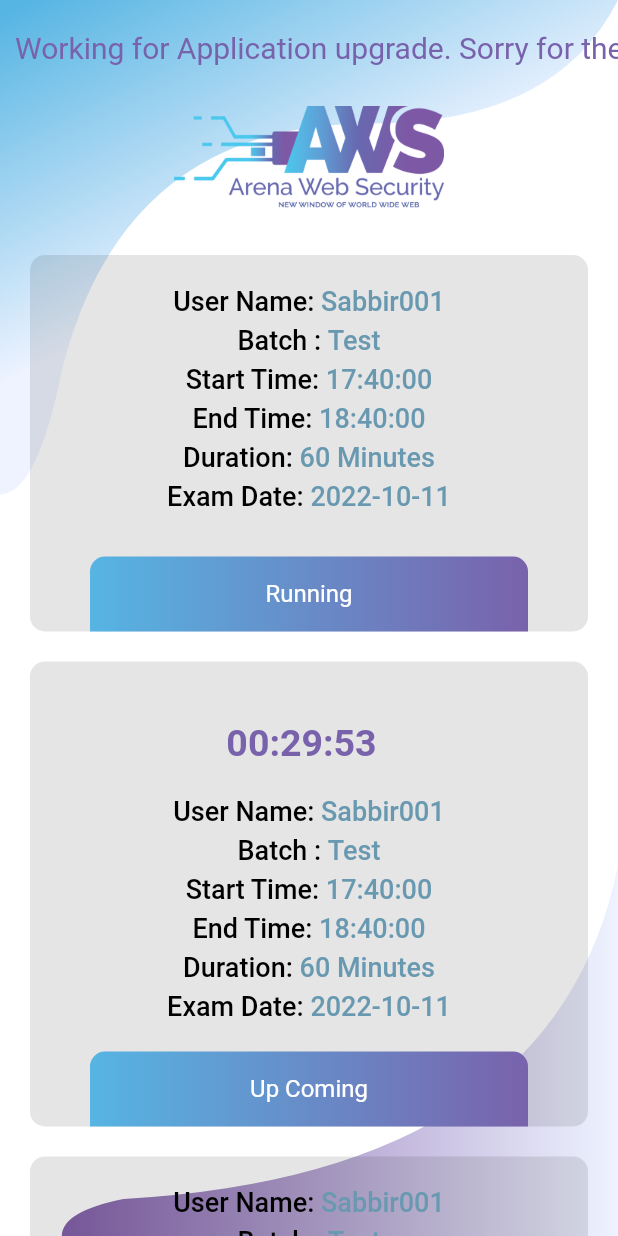
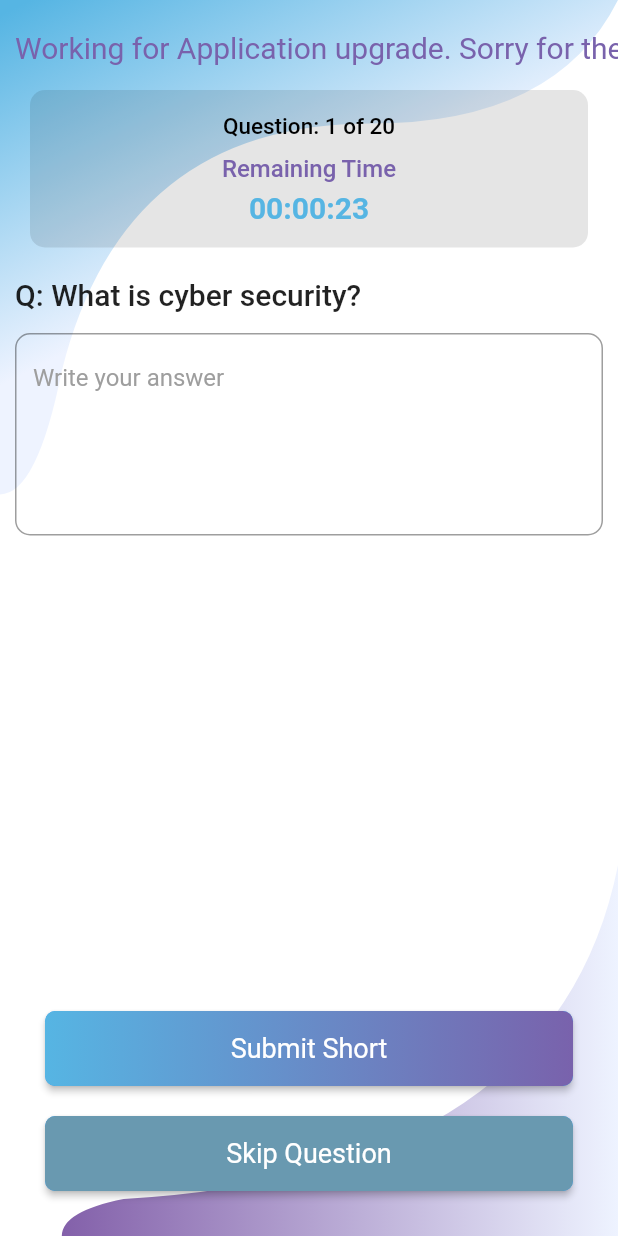
Before and after one commit to MdJeweleIslam/hw_pannel, a Flutter app: the screen it shows after launch, on a phone screen of 412 x 824 dp. Run offline on Flutter 3.47's test engine with Material 2 defaults, Android fonts, the light colour scheme and no system bars; drawn by our look-alikes of marquee; our stand-ins replace fluttertoast; Roboto replaces fonts that are missing (PT-Sans); statements that could not run were skipped.

Commit message:
exam_start_page.dart, NoDataFound.dart page designed

```diff
--- a/lib/exam_page.dart
+++ b/lib/exam_page.dart
@@ -34,8 +34,6 @@ class _ExamPageScreenState extends State<ExamPageScreen> {
   String _upcomingExamText="Up Coming";
 
   int otp_coundown_second=0;
-
-
 
 
   //
@@ -84,7 +82,6 @@ class _ExamPageScreenState extends State<ExamPageScreen> {
       },
     );
   }
-
 
   String _printDuration(Duration duration) {
     String twoDigits(int n) => n.toString().padLeft(2,"0");
--- /dev/null
+++ b/lib/exam_start_page.dart
@@ -0,0 +1,517 @@
+import 'dart:async';
+import 'dart:convert';
+import 'dart:io';
+
+import 'package:flutter/material.dart';
+import 'package:fluttertoast/fluttertoast.dart';
+import 'package:http/http.dart';
+import 'package:marquee/marquee.dart';
+
+import '../gradiant_icon.dart';
+import 'Colors.dart';
+import 'NoDataFound.dart';
+import 'background/background.dart';
+
+class ExamStartPageScreen extends StatefulWidget {
+  const ExamStartPageScreen({Key? key}) : super(key: key);
+
+  @override
+  State<ExamStartPageScreen> createState() => _ExamPageScreenState();
+}
+
+class _ExamPageScreenState extends State<ExamStartPageScreen> {
+
+
+  bool _isCountingStatus=false;
+  String _time="4:00";
+  late Timer _timer;
+  int _start = 4 * 60;
+
+  late String userId;
+
+  String _startTxt = "00:00:00";
+
+  String _upcomingExamText="Up Coming";
+
+  int otp_coundown_second=0;
+
+  int selectedValue = -1;
+
+  TextEditingController? _shortQuestionNameController = TextEditingController();
+  String questionType = "2";
+
+  diffSecond1(){
+    DateTime dt1 = DateTime.parse("2021-12-23 11:50:30");
+    DateTime dt2 = DateTime.parse("2021-12-23 11:50:00");
+    Duration diff = dt1.difference(dt2);
+
+    // otp_coundown_second=40;
+    if(diff.inSeconds>0 ){
+      otp_coundown_second=diff.inSeconds;
+    }
+
+  }
+
+  var abcd=["(a)","(b)","(c)","(d)","(e)","(f)","(g)","(h)"];
+
+
+  @override
+  @mustCallSuper
+  void initState() {
+    super.initState();
+
+    // DateTime dt2 = DateTime.parse("2021-12-23 9:47:00");
+    diffSecond1();
+    _isCountingStatus=false;
+    startTimer(otp_coundown_second);
+
+    //controller = CountdownTimerController(endTime: endTime, onEnd: onEnd);
+  }
+
+
+  @override
+  Widget build(BuildContext context) {
+    return SafeArea(
+      child: Scaffold(
+          backgroundColor: Colors.backGroundColor,
+          // backgroundColor: Colors.backGroundColor,
+          body: SizedBox(
+              width: double.infinity,
+              height: double.infinity,
+              child: Stack(
+                children: [
+                  Background(),
+                  Column(
+                    children: [
+                      Container(margin: EdgeInsets.fromLTRB(00, 20, 00, 10),
+                        height: 30,
+                        child:  Column(
+                          children: [
+                            Expanded(
+                                child: Marquee(
+                                  text: 'Working for Application upgrade. Sorry for the inconvenience!',
+                                  style: TextStyle(fontWeight: FontWeight.w400, fontSize:20,color: awsEndColor),
+                                  scrollAxis: Axis.horizontal, //scroll direction
+                                  crossAxisAlignment: CrossAxisAlignment.start,
+                                  blankSpace: MediaQuery.of(context).size.width,
+                                  velocity: 70.0, //speed
+                                  pauseAfterRound: Duration(seconds: 1),
+                                  startPadding: 10.0,
+                                  accelerationDuration: Duration(seconds: 1),
+                                  accelerationCurve: Curves.linear,
+                                  decelerationDuration: Duration(milliseconds: 1000),
+                                  decelerationCurve: Curves.easeOut,
+                                )
+                            )
+                          ],
+                        ),),
+
+
+                      Container(
+                        alignment: Alignment.center,
+                        decoration: BoxDecoration(
+                          borderRadius: BorderRadius.only(
+                              topRight: Radius.circular(10.0),
+                              bottomRight: Radius.circular(10.0),
+                              topLeft: Radius.circular(10.0),
+                              bottomLeft: Radius.circular(10.0)),
+                          color: Colors.black.withOpacity(.1),
+                        ),
+                        padding: EdgeInsets.only(left: 40,right: 40,top: 15,bottom: 15),
+                        margin: EdgeInsets.only(left: 20,right: 20,top: 00,bottom: 00),
+                        child: Column(
+
+                          children: [
+                            Row(
+                              mainAxisAlignment: MainAxisAlignment.center,
+                              children: [
+                                Text(
+                                    ("Question: "),
+                                    style: TextStyle(
+                                        color: Colors.black,
+                                        fontSize: 15,
+                                        fontWeight: FontWeight.w500)),
+                                Text(
+                                    ("1"),
+                                    style: TextStyle(
+                                        color: Colors.black,
+                                        fontSize: 15,
+                                        fontWeight: FontWeight.w500)),
+                                Text(
+                                    (" of " +"20"),
+                                    style: TextStyle(
+                                        color: Colors.black,
+                                        fontSize: 15,
+                                        fontWeight: FontWeight.w500)),
+                              ],
+                            ),
+                            SizedBox(height: 10,),
+                            Text(
+                              "Remaining Time",
+                              textAlign: TextAlign.center,
+                              style: const TextStyle(
+                                  color: awsEndColor,
+                                  fontSize: 16,
+                                  fontWeight: FontWeight.w500),
+                            ),
+                            SizedBox(height: 5,),
+                            Text(
+                              _startTxt,
+                              textAlign: TextAlign.center,
+                              style: const TextStyle(
+                                  color: awsStartColor,
+                                  fontSize: 20,
+                                  fontWeight: FontWeight.bold),
+                            ),
+                          ],
+                        ),
+                      ),
+
+
+
+                      if(questionType=="1")...{
+                        Expanded(child: Column(
+                          children: <Widget>[
+                            Expanded(child:  Column(
+                              children: [
+
+                                Padding(
+                                  padding: EdgeInsets.only(left: 10,right: 10,top: 10,bottom: 00),
+                                  child: Flex(direction: Axis.horizontal,
+                                    children: [
+                                      Text(("Q: "+"question_name"),
+                                          style: TextStyle(
+                                              color: Colors.black87,
+                                              fontSize: 20,
+                                              fontWeight: FontWeight.w500)),
+                                    ],
+                                  ),
+
+                                ),
+                                Expanded(child: Container(
+                                  color: Colors.transparent,
+                                  child: Theme(
+                                    data: Theme.of(context).copyWith(
+                                      unselectedWidgetColor: awsEndColor,
+                                    ),
+                                    child: ListView.builder(
+                                      // itemCount: optionList == null ? 0 : optionList.length,
+                                      itemCount: 6,
+                                      shrinkWrap: false,
+                                      physics: const NeverScrollableScrollPhysics(),
+                                      itemBuilder: (context, index) {
+                                        return
+
+                                          RadioListTile<int>(
+                                              value: index,
+                                              activeColor: Colors.appRed,
+                                              title: Text(
+                                                abcd[index].toString()+
+                                                ". mcq_option_answer",
+                                                // optionList[index]["mcq_option_answer"].toString(),
+                                                style: TextStyle(fontSize: 16),
+                                              ),
+                                              groupValue: selectedValue,
+                                              onChanged: (value) => setState(() {
+                                                selectedValue = index;
+                                                // selected_question_mcq_options_id=optionList[index]["question_mcq_options_id"];
+                                              })
+                                          );
+                                      },
+                                    ),
+                                  ),
+                                )),
+
+
+
+
+
+
+                              ],
+                            ),)
+                          ],
+                        ),),
+
+                        Container(
+                          margin: EdgeInsets.only(left: 20,right: 20),
+                          child: _buildNextButton_mcq_question("1"),
+                        ),
+                        Container(
+                          margin: EdgeInsets.only(left: 20,right: 20,top: 20,bottom: 20),
+                          child: _buildSkipButton("1"),
+                        ),
+
+
+
+                      }
+                      else if(questionType=="2")...{
+                        Padding(
+                          padding: EdgeInsets.only(left: 10,right: 10,top: 20,bottom: 00),
+                          child: Flex(direction: Axis.horizontal,
+                            children: [
+                              Text(("Q: "+"What is cyber security?"),
+                                  style: TextStyle(
+                                      color: Colors.black87,
+                                      fontSize: 20,
+                                      fontWeight: FontWeight.w500)),
+                            ],
+                          ),
+
+                        ),
+                        Expanded(
+                          child: Padding(
+                            padding: EdgeInsets.only(left: 10,right: 10,top: 14,bottom: 10),
+                            child:Flex(
+                              direction: Axis.vertical,
+                              children: [
+
+                                Expanded(child: _buildShortQuestionAnswerTextField()),
+
+
+                                Container(
+                                  margin: EdgeInsets.only(left: 20,right: 20,top: 10),
+                                  child: _buildNextButton_short_question("1"),
+                                ),
+                                Container(
+                                  margin: EdgeInsets.only(left: 20,right: 20,top: 20,bottom: 20),
+                                  child: _buildSkipButton("1"),
+                                ),
+
+
+
+                              ],
+                            ),
+
+                          ),
+                        ),
+
+                      }
+
+                      else...{
+                      Expanded(
+                      child: NoDataFound().noItemFound("Question Not Found! try again! "),
+                      ),
+                      }
+
+
+                    ],
+                  )
+
+
+                ],
+              )
+
+
+
+          )
+      ),
+    );
+
+
+  }
+
+  Widget _buildShortQuestionAnswerTextField({
+    String? hintText,
+    String? labelText,
+  }) {
+    return TextFormField(
+      controller: _shortQuestionNameController,
+      minLines: 5,
+      maxLines: null,
+      keyboardType: TextInputType.multiline,
+      decoration: InputDecoration(
+          hintText: 'Write your answer',
+          hintStyle: TextStyle(
+              color: Colors.grey
+          ),
+          border: OutlineInputBorder(
+            borderRadius: BorderRadius.all(Radius.circular(10)),
+          )
+      ),
+    );
+  }
+
+  Widget _buildNextButton_short_question(String questionId) {
+    return ElevatedButton(
+      onPressed: () {
+
+        String shortQuestionAnswerTxt = _shortQuestionNameController!.text;
+
+        if (shortQuestionAnswerTxt.isEmpty) {
+          Fluttertoast.cancel();
+          _showToast("Answer can't empty");
+          return;
+        }
+
+        // _submitShortQuestion(shortQuestionAnswerTxt,questionId);
+
+      },
+      style: ElevatedButton.styleFrom(
+          padding: EdgeInsets.zero,
+          shape:
+          RoundedRectangleBorder(borderRadius: BorderRadius.circular(7))),
+      child: Ink(
+        decoration: BoxDecoration(
+            gradient: LinearGradient(
+              colors: [awsStartColor,awsEndColor],
+              begin: Alignment.centerLeft,
+              end: Alignment.centerRight,
+            ),
+            borderRadius: BorderRadius.circular(7.0)),
+        child: Container(
+          height: 50,
+          alignment: Alignment.center,
+          child: Text(
+            "Submit Short",
+            textAlign: TextAlign.center,
+            style: TextStyle(
+              fontFamily: 'PT-Sans',
+              fontSize: 18,
+              fontWeight: FontWeight.normal,
+              color: Colors.white,
+            ),
+          ),
+        ),
+      ),
+    );
+
+
+  }
+  Widget _buildNextButton_mcq_question(String questionId) {
+    return ElevatedButton(
+      onPressed: () {
+
+        if (selectedValue==-1) {
+          Fluttertoast.cancel();
+          _showToast("please select answer! ");
+          return;
+        }else{
+          // selected_question_mcq_options_id=optionList[selectedValue]["question_mcq_options_id"].toString();
+          // _submitMCQQuestion(selected_question_mcq_options_id,questionId);
+          // _showToast(selected_question_mcq_options_id);
+        }
+
+
+
+      },
+      style: ElevatedButton.styleFrom(
+          padding: EdgeInsets.zero,
+          shape:
+          RoundedRectangleBorder(borderRadius: BorderRadius.circular(7))),
+      child: Ink(
+        decoration: BoxDecoration(
+            gradient: LinearGradient(
+              colors: [awsStartColor, awsEndColor],
+              begin: Alignment.centerLeft,
+              end: Alignment.centerRight,
+            ),
+            borderRadius: BorderRadius.circular(7.0)),
+        child: Container(
+          height: 50,
+          alignment: Alignment.center,
+          child: Text(
+            "Submit Mcq",
+            textAlign: TextAlign.center,
+            style: TextStyle(
+              fontFamily: 'PT-Sans',
+              fontSize: 18,
+              fontWeight: FontWeight.normal,
+              color: Colors.white,
+            ),
+          ),
+        ),
+      ),
+    );
+  }
+
+
+  Widget _buildSkipButton(String questionId) {
+    return ElevatedButton(
+      onPressed: () {
+
+      },
+      style: ElevatedButton.styleFrom(
+          padding: EdgeInsets.zero,
+          shape:
+          RoundedRectangleBorder(borderRadius: BorderRadius.circular(7))),
+      child: Ink(
+        decoration: BoxDecoration(
+            gradient: LinearGradient(
+              colors: [awsMixedColor, awsMixedColor],
+              begin: Alignment.centerLeft,
+              end: Alignment.centerRight,
+            ),
+            borderRadius: BorderRadius.circular(7.0)),
+        child: Container(
+          height: 50,
+          alignment: Alignment.center,
+          child: Text(
+            "Skip Question",
+            textAlign: TextAlign.center,
+            style: TextStyle(
+              fontFamily: 'PT-Sans',
+              fontSize: 18,
+              fontWeight: FontWeight.normal,
+              color: Colors.white,
+            ),
+          ),
+        ),
+      ),
+    );
+  }
+
+
+  _showToast(String message) {
+    Fluttertoast.showToast(
+        msg: message,
+        toastLength: Toast.LENGTH_LONG,
+        gravity: ToastGravity.CENTER,
+        timeInSecForIosWeb: 1,
+        backgroundColor:awsMixedColor,
+        textColor: Colors.white,
+        fontSize: 16.0);
+  }
+
+  diffSecond() {
+
+    DateTime dt1 = DateTime.parse("2021-12-23 11:50:00");
+    DateTime dt2 = DateTime.parse("2021-12-23 11:20:00");
+    Duration diff = dt1.difference(dt2);
+
+    // otp_coundown_second=40;
+    _showToast(diff.inSeconds.toString());
+    //otp_coundown_second=diff.inSeconds;
+  }
+
+  void startTimer(int second) {
+    const oneSec = Duration(seconds: 1);
+    _timer = Timer.periodic(
+      oneSec,
+          (Timer timer) {
+        if (second == 0) {
+          setState(() {
+            _upcomingExamText="Start Exam";
+            _isCountingStatus=true;
+            _startTxt="Exam Time Finished";
+            timer.cancel();
+          });
+        } else {
+          setState(() {
+            second--;
+            _startTxt=_printDuration(Duration(seconds: second));
+          });
+        }
+      },
+    );
+  }
+
+
+  String _printDuration(Duration duration) {
+    String twoDigits(int n) => n.toString().padLeft(2,"0");
+    String twoDigitHour = twoDigits(duration.inHours.remainder(60));
+    String twoDigitMinutes = twoDigits(duration.inMinutes.remainder(60));
+    String twoDigitSeconds = twoDigits(duration.inSeconds.remainder(60));
+    return "$twoDigitHour:$twoDigitMinutes:$twoDigitSeconds";
+  }
+
+}
--- a/lib/main.dart
+++ b/lib/main.dart
@@ -6,6 +6,7 @@ import 'package:hw_pannel/exam_page.dart';
 
 import 'Colors.dart';
 import 'background/background.dart';
+import 'exam_start_page.dart';
 import 'fotget_password_page.dart';
 
 import 'log_in_page.dart';
@@ -32,7 +33,7 @@ class MyApp extends StatelessWidget {
           children: [
 
            // Background(),
-            ExamPageScreen(),
+            ExamStartPageScreen(),
           ],
         ),
       ),
```
Also changed, not shown: lib/NoDataFound.dart (added, +88 -0 lines).
